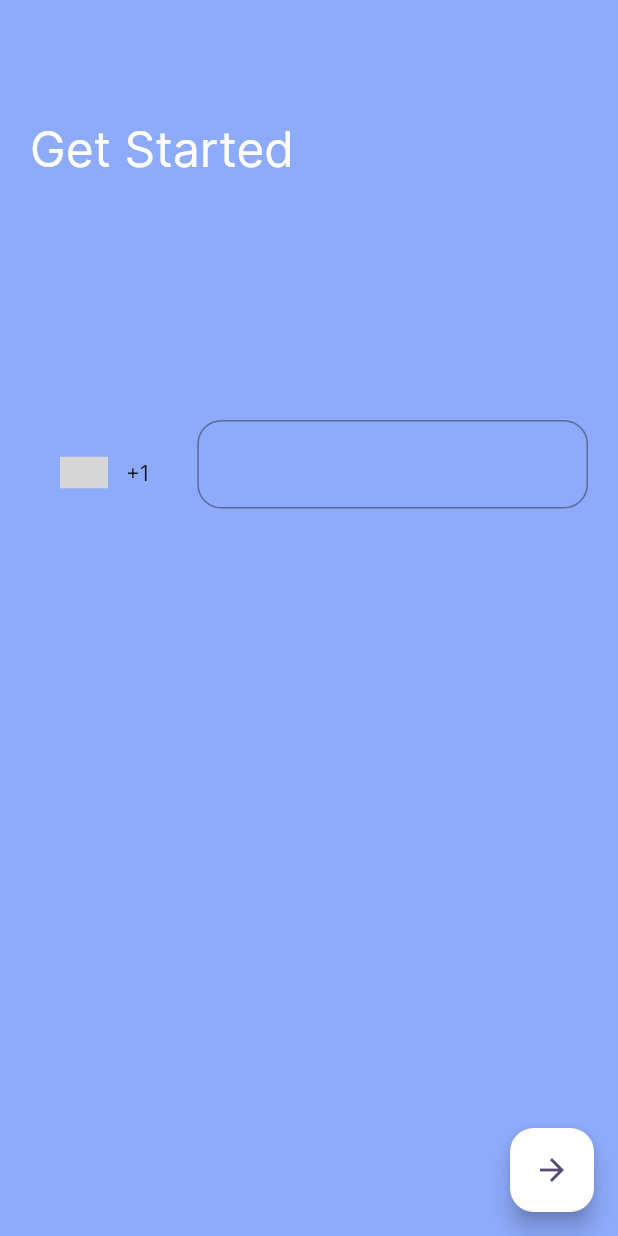
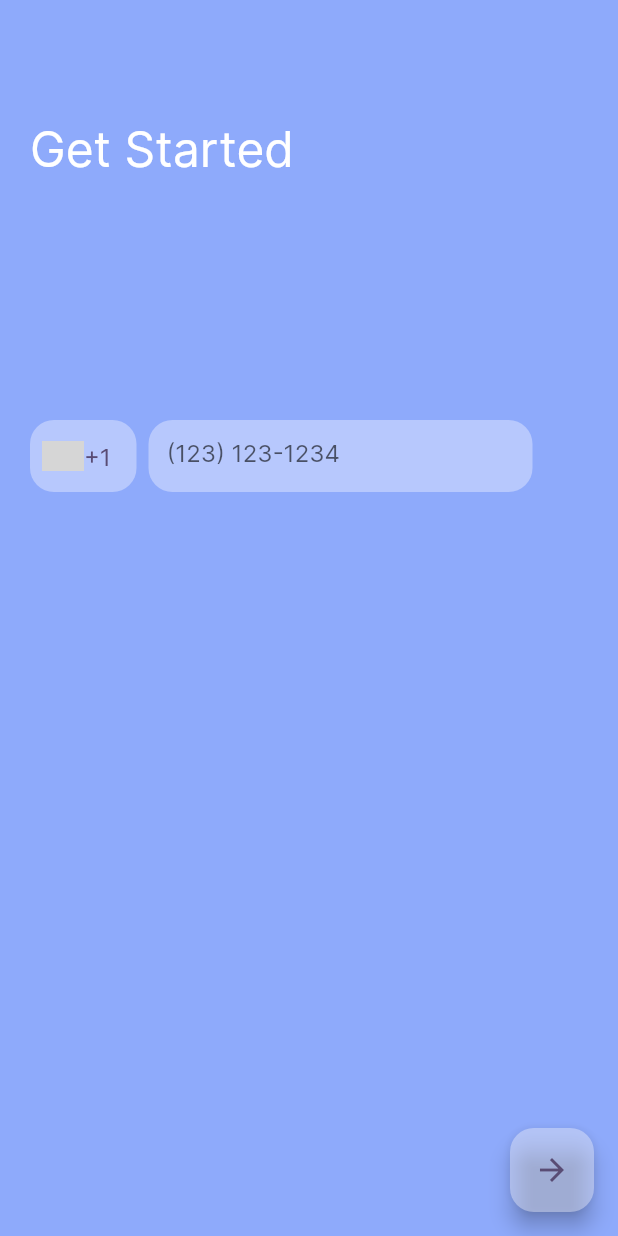
Before and after one commit to EgorEko/validation_number, a Flutter app: the screen it shows after launch, on a phone screen of 412 x 824 dp. Run offline on Flutter 3.47's test engine with Material 2 defaults, Android fonts, the phone set to English and light mode, and no system bars; drawn by our look-alikes of intl_phone_number_input; our stand-ins replace equatable, flutter_bloc; network calls fail; grey boxes are pictures that could not be loaded.

Commit message:
Added input formater and changed homepage

```diff
--- a/lib/pages/home_page.dart
+++ b/lib/pages/home_page.dart
@@ -1,25 +1,12 @@
 import 'package:flutter/material.dart';
+import 'package:flutter/services.dart';
 import 'package:flutter_bloc/flutter_bloc.dart';
-import 'package:intl_phone_number_input/intl_phone_number_input.dart';
 
 import '../cubit/validation_cubit/validation_cubit_cubit.dart';
 import '../utils/colors.dart';
 
-class HomePage extends StatefulWidget {
+class HomePage extends StatelessWidget {
   const HomePage({super.key});
-
-  @override
-  State<HomePage> createState() => _HomePageState();
-}
-
-class _HomePageState extends State<HomePage> {
-  final GlobalKey<FormState> formKey = GlobalKey<FormState>();
-
-  final TextEditingController _numberController = TextEditingController();
-
-  final String initialCountry = 'US';
-
-  PhoneNumber number = PhoneNumber(isoCode: 'US');
 
   @override
   Widget build(BuildContext context) {
@@ -47,61 +34,99 @@ class _HomePageState extends State<HomePage> {
           ),
           Padding(
             padding: const EdgeInsets.only(top: 280, left: 20, right: 20),
-            child: Form(
-              key: formKey,
-              child: BlocBuilder<ValidationCubit, ValidationState>(
-                builder: (context, state) {
-                  return InternationalPhoneNumberInput(
-                    onInputChanged: (PhoneNumber number) {
-                      print(number.phoneNumber);
-                    },
-                    inputDecoration: InputDecoration(
-                      fillColor: fieldsBackgroundColor,
-                      border: OutlineInputBorder(
-                        borderRadius: BorderRadius.circular(16),
+            child: Row(
+              children: [
+                SizedBox(
+                  height: 48,
+                  width: 71,
+                  child: TextButton(
+                    style: ButtonStyle(
+                      shape: MaterialStateProperty.all<RoundedRectangleBorder>(
+                        RoundedRectangleBorder(
+                          borderRadius: BorderRadius.circular(16.0),
                         ),
                       ),
-                    selectorConfig: const SelectorConfig(
-                      selectorType: PhoneInputSelectorType.BOTTOM_SHEET,
+                      backgroundColor: MaterialStateProperty.all<Color>(
+                        fieldsBackgroundColor,
                       ),
-                    ignoreBlank: false,
-                    hintText: '(123)123-1234',
-                    autoValidateMode: AutovalidateMode.disabled,
-                    textStyle: const TextStyle(
+                    ),
+                    onPressed: () {},
+                    child: Row(
+                      children: [
+                        ClipRRect(
+                          borderRadius: BorderRadius.circular(16),
+                          child: Image.network(
+                            height: 20,
+                            width: 28,
+                            'https://media.istockphoto.com/photos/united-states-of-america-national-fabric-flag-textile-background-of-picture-id1174981237?k=20&m=1174981237&s=612x612&w=0&h=FIUIiqlm9ttScAfBCZJKTxJyTfgHQYk2sG7g_46_8dk=',
+                          ),
+                        ),
+                        const Text(
+                          '+1',
+                          style: TextStyle(
                             color: textColor,
                             fontSize: 16,
                             fontFamily: 'Inter',
                             fontWeight: FontWeight.w500,
                           ),
-                    initialValue: number,
-                    textFieldController: _numberController,
-                    formatInput: true,
-                    keyboardType: const TextInputType.numberWithOptions(
-                      signed: true,
-                      decimal: true,
                         ),
-                    inputBorder: const OutlineInputBorder(),
-                  );
-                },
+                      ],
+                    ),
+                  ),
+                ),
+                const SizedBox(
+                  width: 8,
+                ),
+                SizedBox(
+                  height: 48,
+                  width: 256,
+                  child: TextField(
+                    onChanged: context.read<ValidationCubit>().activateFAB,
+                    inputFormatters: <TextInputFormatter>[
+                      FilteringTextInputFormatter.allow(RegExp(r'[0-9]')),
+                      LengthLimitingTextInputFormatter(10),
+                      TextInputFormatter.withFunction(
+                        (oldValue, newValue) => _UsNumberTextInputFormatter()
+                            .formatEditUpdate(oldValue, newValue),
+                      )
+                    ],
+                    keyboardType: TextInputType.phone,
+                    decoration: InputDecoration(
+                      hintText: '(123) 123-1234',
+                      filled: true,
+                      fillColor: fieldsBackgroundColor,
+                      border: OutlineInputBorder(
+                        borderRadius: BorderRadius.circular(16),
+                        borderSide: const BorderSide(
+                          width: 0,
+                          style: BorderStyle.none,
+                        ),
+                      ),
                     ),
                   ),
                 ),
               ],
             ),
+          )
+        ],
+      ),
       floatingActionButton:
           BlocSelector<ValidationCubit, ValidationState, bool>(
         selector: (state) {
-          return state is ValidationStateSucceeded;
+          if (state is ValidationStateSucceeded) {
+            return true;
+          }
+          return false;
         },
         builder: (context, state) {
           return FloatingActionButton(
-            backgroundColor: fabActiveColor,
+            backgroundColor: state ? fabActiveColor : fabNotActiveColor,
             shape: const RoundedRectangleBorder(
               borderRadius: BorderRadius.all(Radius.circular(16.0)),
             ),
             onPressed: state
                 ? () {
-                    print('active');
+                    debugPrint('button is active');
                   }
                 : null,
             child: const Icon(
@@ -113,21 +138,41 @@ class _HomePageState extends State<HomePage> {
       ),
     );
   }
-
-  void getPhoneNumber(String phoneNumber) async {
-    String phoneNumber = '+1(123)123-1234';
-    PhoneNumber number =
-        await PhoneNumber.getRegionInfoFromPhoneNumber(phoneNumber, 'US');
-    String parsableNumber = number.parseNumber();
-
-    setState(() {
-      this.number = number;
-    });
 }
 
+class _UsNumberTextInputFormatter extends TextInputFormatter {
   @override
-  void dispose() {
-    _numberController.dispose();
-    super.dispose();
+  TextEditingValue formatEditUpdate(
+    TextEditingValue oldValue,
+    TextEditingValue newValue,
+  ) {
+    final int newTextLength = newValue.text.length;
+    int selectionIndex = newValue.selection.end;
+    int usedSubstringIndex = 0;
+    final StringBuffer newText = StringBuffer();
+    if (newTextLength >= 1) {
+      newText.write('(');
+      if (newValue.selection.end >= 1) selectionIndex++;
+    }
+    if (newTextLength >= 4) {
+      newText.write('${newValue.text.substring(0, usedSubstringIndex = 3)}) ');
+      if (newValue.selection.end >= 3) selectionIndex += 2;
+    }
+    if (newTextLength >= 7) {
+      newText.write('${newValue.text.substring(3, usedSubstringIndex = 6)}-');
+      if (newValue.selection.end >= 6) selectionIndex++;
+    }
+    if (newTextLength >= 11) {
+      newText.write('${newValue.text.substring(6, usedSubstringIndex = 10)} ');
+      if (newValue.selection.end >= 10) selectionIndex++;
+    }
+    // Dump the rest.
+    if (newTextLength >= usedSubstringIndex) {
+      newText.write(newValue.text.substring(usedSubstringIndex));
+    }
+    return TextEditingValue(
+      text: newText.toString(),
+      selection: TextSelection.collapsed(offset: selectionIndex),
+    );
   }
 }
--- a/pubspec.yaml
+++ b/pubspec.yaml
@@ -40,7 +40,7 @@ dependencies:
   flutter_bloc: ^8.1.1
   equatable: ^2.0.5
   provider: ^6.0.3
-  intl_phone_number_input: ^0.7.1
+  intl: ^0.17.0
 
 dev_dependencies:
   flutter_test:
```
Also changed, not shown: lib/cubit/validation_cubit/validation_cubit_cubit.dart (+12 -4 lines), pubspec.lock. Lines whose indentation alone changed are shown as unchanged.
